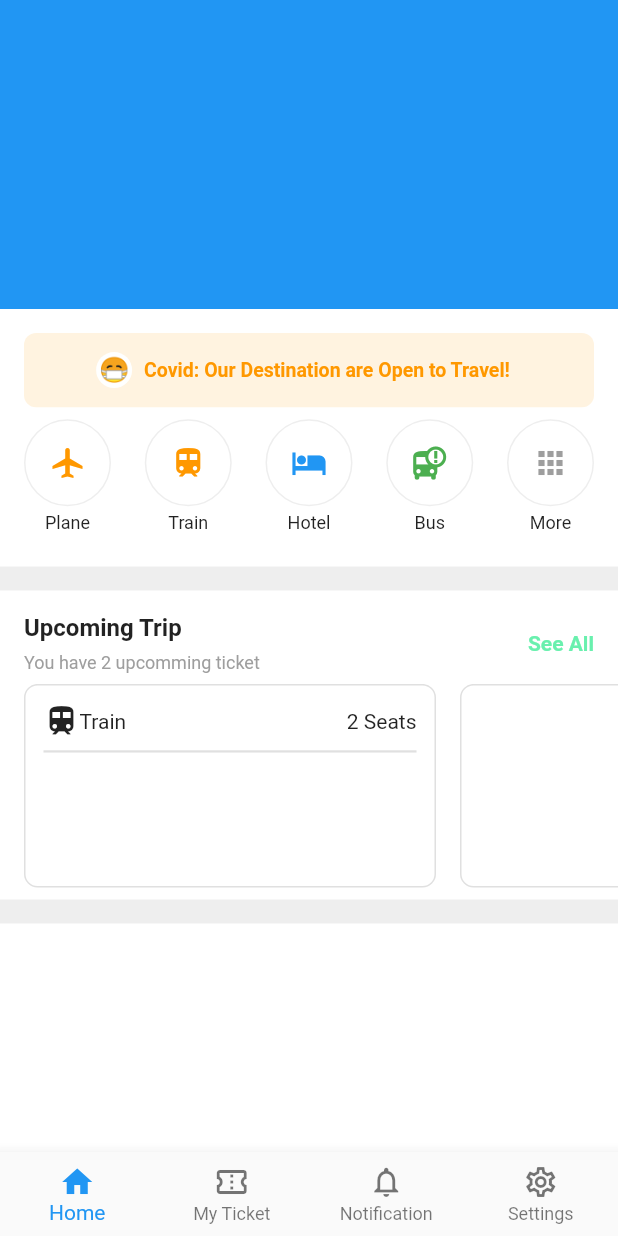
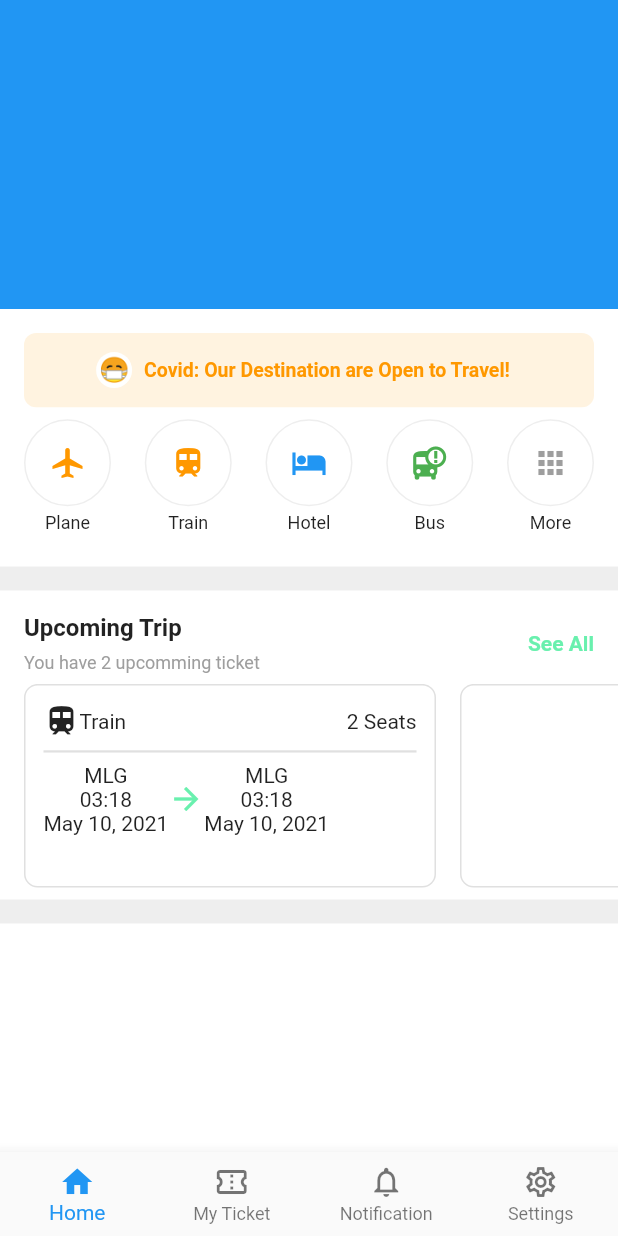
Before and after one commit to JAICHANGPARK/flutter_notebook_11th_story, a Flutter app: the screen it shows after launch, on a phone screen of 412 x 824 dp. Run offline on Flutter 3.47's test engine with Material 2 defaults, Android fonts, the phone set to English and light mode, and no system bars; our stand-ins replace backdrop, badges, flutter_inner_drawer, flutter_slidable, google_fonts.

Commit message:
Update ticket_booking_home_page.dart

```diff
--- a/lib/ep710_ticket_booking_app/ticket_booking_home_page.dart
+++ b/lib/ep710_ticket_booking_app/ticket_booking_home_page.dart
@@ -258,11 +258,28 @@ class _TicketBookingHomePageState extends State<TicketBookingHomePage> {
                                     ),
                                     Row(
                                       children: [
+                                        Column(
+                                          children: [
+                                            Text("MLG"),
+                                            Text("03:18"),
+                                            Text("May 10, 2021")
+                                          ],
+                                        ),
+                                        Icon(Icons.arrow_forward, color: Colors.greenAccent,
+                                        ),
+                                        Column(
+                                          children: [
+                                            Text("MLG"),
+                                            Text("03:18"),
+                                            Text("May 10, 2021")
+                                          ],
+                                        ),
+                                      ],
+                                    ),
 
-                                      ],
-                                    )
                                   ],
                                 ),
+
                               ),
                               Container(
                                 width: MediaQuery.of(context).size.width / 1.5,
```
